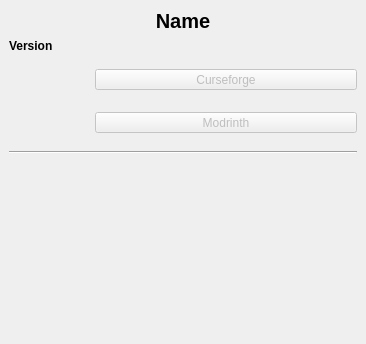
First picture: the form in src/ui/local/localmodinfowidget.ui, repository kaniol-lck/modmanager, before the edit.
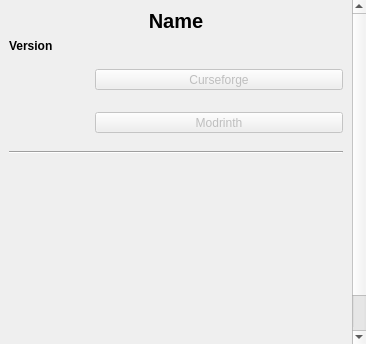
Second picture: the form after the edit. Icons and pictures are not drawn.

What changed in the file:
```diff
--- a/src/ui/local/localmodinfowidget.ui
+++ b/src/ui/local/localmodinfowidget.ui
@@ -39,8 +39,8 @@
        <rect>
         <x>0</x>
         <y>0</y>
-        <width>366</width>
-        <height>344</height>
+        <width>345</width>
+        <height>428</height>
        </rect>
       </property>
       <layout class="QVBoxLayout" name="verticalLayout">
@@ -194,24 +194,15 @@
         </widget>
        </item>
        <item>
-        <widget class="QLabel" name="modDescription">
-         <property name="sizePolicy">
-          <sizepolicy hsizetype="Expanding" vsizetype="Expanding">
-           <horstretch>0</horstretch>
-           <verstretch>0</verstretch>
-          </sizepolicy>
+        <widget class="QTextBrowser" name="modDescription">
+         <property name="styleSheet">
+          <string notr="true">background-color: transparent;</string>
          </property>
-         <property name="toolTip">
-          <string notr="true"/>
+         <property name="frameShape">
+          <enum>QFrame::NoFrame</enum>
          </property>
-         <property name="text">
-          <string/>
-         </property>
-         <property name="alignment">
-          <set>Qt::AlignLeading|Qt::AlignLeft|Qt::AlignTop</set>
-         </property>
-         <property name="wordWrap">
-          <bool>true</bool>
+         <property name="textInteractionFlags">
+          <set>Qt::NoTextInteraction</set>
          </property>
         </widget>
        </item>
```
